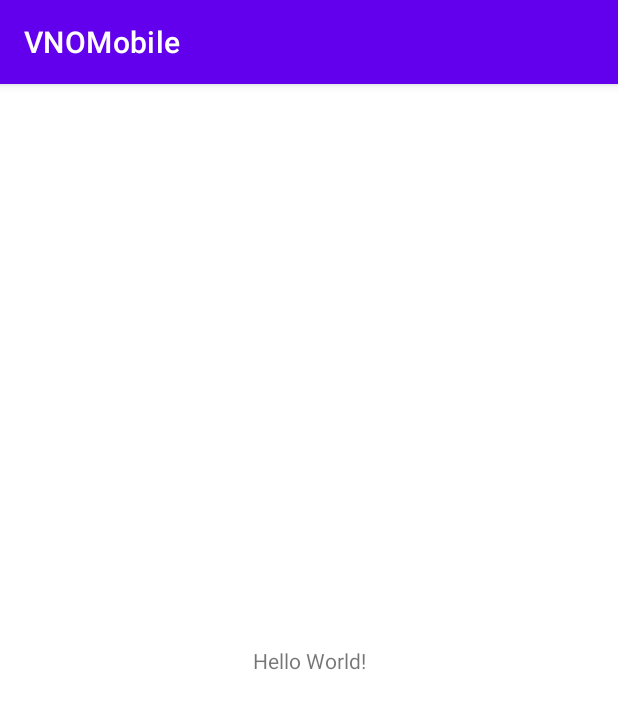
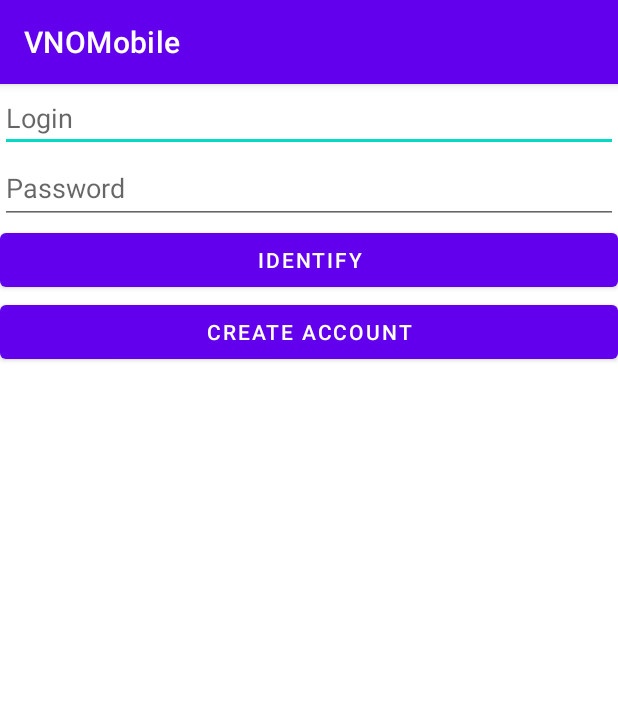
Before and after one commit to McTrafaret/VNOMobile, an Android app: the screen it shows after launch (MainActivity before the commit, LoginActivity after it), on a phone screen of 412 x 824 dp. Shown: the top 709 px of the screen. Run offline under Robolectric (Android 15) with nearby library versions, the phone set to English and light mode, and no system bars; libraries missing offline, so code that uses them is left out: lombok.extern.slf4j; network calls fail; 1 statement that could not run was skipped.

Commit message:
Android stuff

```diff
--- /dev/null
+++ b/app/src/main/java/com/example/vnomobile/ClientHandler.java
@@ -0,0 +1,22 @@
+package com.example.vnomobile;
+
+import com.example.vnolib.client.Client;
+
+public class ClientHandler {
+
+    private static ClientHandler clientHandler;
+
+    private Client client;
+
+    private ClientHandler() {
+        client = new Client();
+        client.startCommandHandler();
+    }
+
+    public static Client getClient() {
+        if(clientHandler == null) {
+            clientHandler = new ClientHandler();
+        }
+        return clientHandler.client;
+    }
+}
--- /dev/null
+++ b/app/src/main/java/com/example/vnomobile/LoginActivity.java
@@ -0,0 +1,81 @@
+package com.example.vnomobile;
+
+import android.content.Intent;
+import android.os.Bundle;
+import android.os.StrictMode;
+import android.view.View;
+import android.widget.Button;
+import android.widget.EditText;
+import android.widget.Toast;
+
+import androidx.appcompat.app.AppCompatActivity;
+
+import com.example.vnolib.client.OnCommand;
+import com.example.vnolib.command.ascommands.NoCommand;
+import com.example.vnolib.command.ascommands.VNALCommand;
+
+import lombok.extern.slf4j.Slf4j;
+
+@Slf4j
+public class LoginActivity extends AppCompatActivity {
+
+    private EditText loginInput;
+    private EditText passwordInput;
+    private Button identifyButton;
+    private Button createAccountButton;
+
+    @OnCommand(VNALCommand.class)
+    public void authenticated(VNALCommand command) {
+        log.info("Got VNAL");
+        ClientHandler.getClient().unsubscribeFromCommand(VNALCommand.class, this);
+        ClientHandler.getClient().unsubscribeFromCommand(NoCommand.class, this);
+        Intent intent = new Intent(this, ServersListActivity.class);
+        startActivity(intent);
+    }
+
+    @OnCommand(NoCommand.class)
+    public void wrongCredentials(NoCommand command) {
+        log.info("Got No");
+        Toast.makeText(this, R.string.wrong_credentials, Toast.LENGTH_SHORT).show();
+    }
+
+
+    @Override
+    protected void onCreate(Bundle savedInstanceState) {
+        super.onCreate(savedInstanceState);
+        setContentView(R.layout.activity_login);
+
+        StrictMode.ThreadPolicy policy = new StrictMode.ThreadPolicy.Builder().permitAll().build();
+
+        StrictMode.setThreadPolicy(policy);
+
+        try {
+            ClientHandler.getClient().connectToMaster();
+        } catch (Exception ex) {
+            log.error("LoginActivity: ", ex);
+        }
+
+        ClientHandler.getClient().subscribeToCommand(VNALCommand.class, this);
+        ClientHandler.getClient().subscribeToCommand(NoCommand.class, this);
+
+
+
+        loginInput = findViewById(R.id.login_input);
+        passwordInput = findViewById(R.id.password_input);
+        identifyButton = findViewById(R.id.identify_button);
+        createAccountButton = findViewById(R.id.create_account_button);
+
+        identifyButton.setOnClickListener(new View.OnClickListener() {
+            @Override
+            public void onClick(View v) {
+                String login = loginInput.getText().toString();
+                String password = passwordInput.getText().toString();
+                try {
+                    ClientHandler.getClient().authenticate(login, password);
+                } catch (Exception ex) {
+                    log.error("While authenticating on master: ", ex);
+                }
+            }
+        });
+    }
+}
--- /dev/null
+++ b/app/src/main/res/layout/activity_login.xml
@@ -0,0 +1,45 @@
+<?xml version="1.0" encoding="utf-8"?>
+<androidx.constraintlayout.widget.ConstraintLayout xmlns:android="http://schemas.android.com/apk/res/android"
+    xmlns:app="http://schemas.android.com/apk/res-auto"
+    xmlns:tools="http://schemas.android.com/tools"
+    android:layout_width="match_parent"
+    android:layout_height="match_parent"
+    tools:context=".LoginActivity">
+
+    <LinearLayout
+        android:layout_width="match_parent"
+        android:layout_height="match_parent"
+        android:orientation="vertical">
+
+        <EditText
+            android:id="@+id/login_input"
+            android:layout_width="match_parent"
+            android:layout_height="wrap_content"
+            android:hint="@string/login_hint"
+            android:inputType="text"
+            android:importantForAutofill="no" />
+
+        <EditText
+            android:id="@+id/password_input"
+            android:layout_width="match_parent"
+            android:layout_height="wrap_content"
+            android:hint="@string/password_hint"
+            android:inputType="textPassword"
+            android:minHeight="48dp"
+            android:importantForAutofill="no" />
+
+        <Button
+            android:id="@+id/identify_button"
+            android:layout_width="match_parent"
+            android:layout_height="wrap_content"
+            android:text="@string/identify" />
+
+        <Button
+            android:id="@+id/create_account_button"
+            android:layout_width="match_parent"
+            android:layout_height="wrap_content"
+            android:text="@string/create_account" />
+
+    </LinearLayout>
+
+</androidx.constraintlayout.widget.ConstraintLayout>
--- a/app/src/main/res/values/strings.xml
+++ b/app/src/main/res/values/strings.xml
@@ -1,3 +1,11 @@
 <resources>
     <string name="app_name">VNOMobile</string>
+    <string name="login_hint">Login</string>
+    <string name="password_hint">Password</string>
+    <string name="identify">Identify</string>
+    <string name="create_account">Create account</string>
+    <string name="wrong_credentials">Wrong Credentials</string>
+    <string name="list_of_servers">List of servers</string>
+    <string name="ip_string">IP:</string>
+    <string name="port_string">Port:</string>
 </resources>
--- a/vnolib/build.gradle
+++ b/vnolib/build.gradle
@@ -9,9 +9,9 @@ java {
 
 dependencies {
     implementation 'org.slf4j:slf4j-api:1.7.36'
-    implementation 'org.apache.logging.log4j:log4j-core:2.17.2'
-    implementation 'org.apache.logging.log4j:log4j-api:2.17.2'
-    implementation 'org.apache.logging.log4j:log4j-slf4j-impl:2.17.2'
+    //implementation 'org.apache.logging.log4j:log4j-core:2.17.2'
+    //implementation 'org.apache.logging.log4j:log4j-api:2.17.2'
+    //implementation 'org.apache.logging.log4j:log4j-slf4j-impl:2.17.2'
     implementation 'junit:junit:4.12'
     compileOnly 'org.projectlombok:lombok:1.18.24'
     annotationProcessor 'org.projectlombok:lombok:1.18.24'
--- a/vnolib/src/main/java/com/example/vnolib/connection/ServerConnection.java
+++ b/vnolib/src/main/java/com/example/vnolib/connection/ServerConnection.java
@@ -60,7 +60,7 @@ public abstract class ServerConnection {
         status = ConnectionStatus.DISCONNECTED;
         while(true) {
             try {
-                socketThread._wait();
+                socketThread.join();
                 break;
             } catch (InterruptedException e) {
                 log.warn("Interrupted while stopping the threads");
--- a/vnolib/src/main/java/com/example/vnolib/connection/SocketThread.java
+++ b/vnolib/src/main/java/com/example/vnolib/connection/SocketThread.java
@@ -33,7 +33,7 @@ public class SocketThread {
         writer.start();
     }
 
-    public void _wait() throws InterruptedException {
+    public void join() throws InterruptedException {
         reader.join();
         writer.join();
     }
```
Also changed, not shown: app/build.gradle (+9 -9 lines), app/src/main/AndroidManifest.xml (+9 -0 lines), app/src/main/assets/logback.xml (added, +22 -0 lines), app/src/main/java/com/example/vnomobile/ListOfServersAdapter.java (added, +36 -0 lines), app/src/main/java/com/example/vnomobile/MainActivity.java (+17 -2 lines), app/src/main/java/com/example/vnomobile/ServersListActivity.java (added, +18 -0 lines), app/src/main/java/com/example/vnomobile/resource/BackgroundLoader.java (added, +47 -0 lines), app/src/main/java/com/example/vnomobile/resource/Resource.java (added, +14 -0 lines), app/src/main/java/com/example/vnomobile/resource/ResourceHandler.java (added, +14 -0 lines), app/src/main/res/layout/activity_main.xml (+20 -7 lines), app/src/main/res/layout/activity_servers_list.xml (added, +32 -0 lines), app/src/main/res/layout/list_item_server.xml (added, +71 -0 lines), vnolib/src/main/java/com/example/vnolib/client/Client.java (+12 -0 lines).
